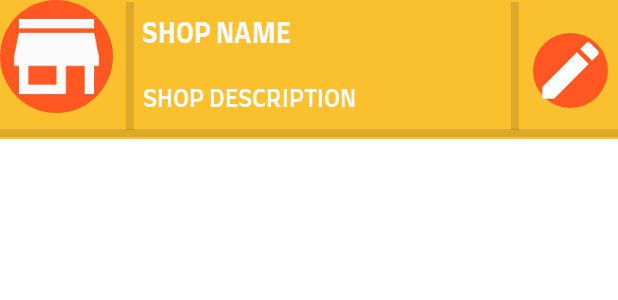
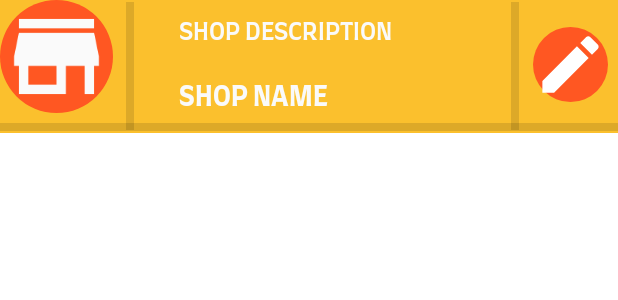
Before and after one commit to Ikarus999/MERNMarketplace2, an Android app: the layout shop_entry.xml on its own in the app's theme, with its tools: preview values and no code run, on a phone screen of 412 x 824 dp. Shown: the top 300 px of the screen. Run offline under Robolectric (Android 15) with nearby library versions, the phone set to English and light mode, and no system bars.

Commit message:
--> Some minor UI Tweaks

```diff
--- a/app/src/main/res/layout/shop_entry.xml
+++ b/app/src/main/res/layout/shop_entry.xml
@@ -21,43 +21,45 @@
         app:layout_constraintVertical_bias="0.011"
         app:srcCompat="@drawable/baseline_store_24" />
 
-    <TextView
-        android:id="@+id/textView6"
+    <LinearLayout
         android:layout_width="wrap_content"
-        android:layout_height="wrap_content"
-        android:layout_marginStart="10dp"
-        android:layout_marginLeft="10dp"
-        android:layout_marginTop="10dp"
-        android:layout_marginEnd="151dp"
-        android:layout_marginRight="151dp"
-        android:layout_marginBottom="10dp"
-        android:fontFamily="@font/farro_bold"
-        android:text="SHOP NAME"
-        android:textColor="@color/primaryTextColor"
-        android:textSize="18sp"
-        app:layout_constraintBottom_toTopOf="@+id/textView7"
-        app:layout_constraintEnd_toStartOf="@+id/divider13"
+        android:layout_height="match_parent"
+        android:layout_marginBottom="2dp"
+        android:orientation="vertical"
+        app:layout_constraintBottom_toBottomOf="parent"
         app:layout_constraintStart_toEndOf="@+id/divider12"
-        app:layout_constraintTop_toTopOf="parent" />
+        app:layout_constraintTop_toTopOf="parent">
 
         <TextView
             android:id="@+id/textView7"
             android:layout_width="wrap_content"
             android:layout_height="wrap_content"
-        android:layout_marginStart="10dp"
-        android:layout_marginLeft="10dp"
+            android:layout_marginStart="30dp"
+            android:layout_marginLeft="30dp"
             android:layout_marginTop="10dp"
-        android:layout_marginEnd="107dp"
-        android:layout_marginRight="107dp"
-        android:layout_marginBottom="9dp"
+            android:layout_marginEnd="30dp"
+            android:layout_marginRight="30dp"
+            android:layout_marginBottom="10dp"
             android:fontFamily="@font/farro_medium"
             android:text="SHOP DESCRIPTION"
             android:textColor="@color/primaryTextColor"
-        android:textSize="16sp"
-        app:layout_constraintBottom_toTopOf="@+id/divider10"
-        app:layout_constraintEnd_toStartOf="@+id/divider13"
-        app:layout_constraintStart_toEndOf="@+id/divider12"
-        app:layout_constraintTop_toBottomOf="@+id/textView6" />
+            android:textSize="16sp" />
+
+        <TextView
+            android:id="@+id/textView6"
+            android:layout_width="wrap_content"
+            android:layout_height="wrap_content"
+            android:layout_marginStart="30dp"
+            android:layout_marginLeft="30dp"
+            android:layout_marginTop="10dp"
+            android:layout_marginEnd="30dp"
+            android:layout_marginRight="30dp"
+            android:layout_marginBottom="10dp"
+            android:fontFamily="@font/farro_bold"
+            android:text="SHOP NAME"
+            android:textColor="@color/primaryTextColor"
+            android:textSize="18sp" />
+    </LinearLayout>
 
     <ImageView
         android:id="@+id/imageView6"
```
Also changed, not shown: app/src/main/res/layout/activity_seller_home.xml (+7 -16 lines). Lines whose indentation alone changed are shown as unchanged.
